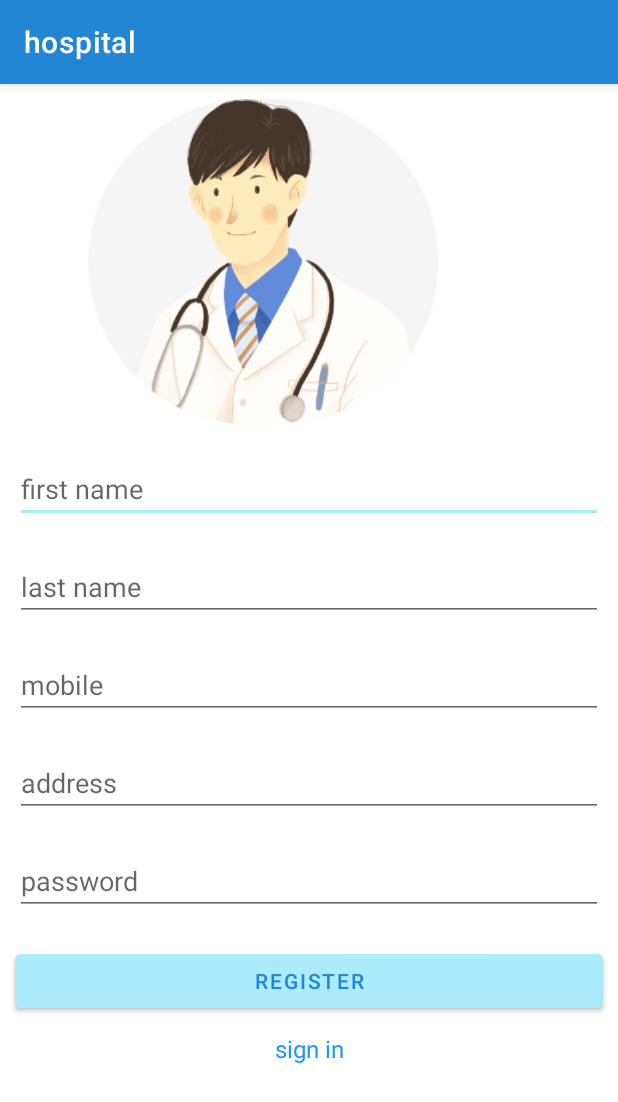
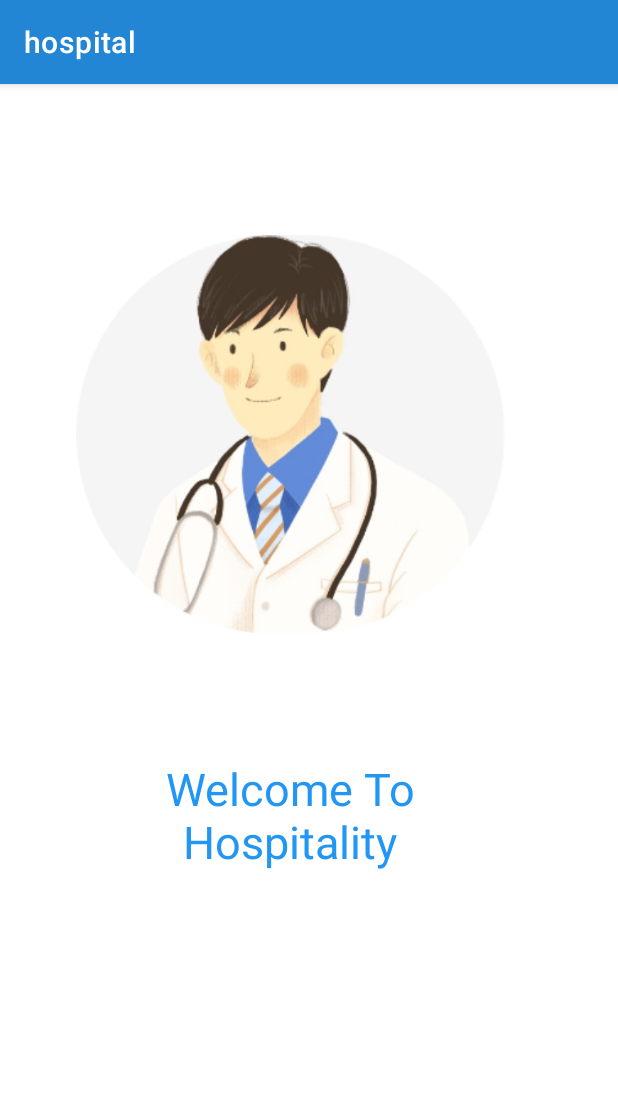
Before and after one commit to sa2961999/hospitality, an Android app: the first screen one second after launch (register before the commit, splash after it), on a phone screen of 412 x 824 dp. Shown: the top 1102 px of the screen. Run offline under Robolectric (Android 15) with nearby library versions, the phone set to English and light mode, and no system bars.

Commit message:
HOMEand splash

```diff
--- a/app/src/main/java/com/example/hospital/register.java
+++ b/app/src/main/java/com/example/hospital/register.java
@@ -87,5 +87,6 @@ private FirebaseAuth Auth;
             }
         });
     } private void showMainActivity() {
+
     }
 }
--- /dev/null
+++ b/app/src/main/java/com/example/hospital/splash.java
@@ -0,0 +1,27 @@
+package com.example.hospital;
+
+import androidx.appcompat.app.AppCompatActivity;
+
+import android.content.Intent;
+import android.os.Bundle;
+import android.os.Handler;
+
+public class splash extends AppCompatActivity {
+
+    @Override
+    protected void onCreate(Bundle savedInstanceState) {
+        super.onCreate(savedInstanceState);
+        setContentView(R.layout.activity_splash);
+        Handler h=new Handler();
+        // نفذ كود معين بعد مدة معينة فبستخدم post delayed
+        h.postDelayed(new Runnable() {
+            @Override
+            public void run() {
+                Intent intent=new Intent(splash.this,login.class);
+                startActivity(intent);
+            }
+        },2000);
+
+
+    }
+}
--- a/app/src/main/res/layout/activity_login.xml
+++ b/app/src/main/res/layout/activity_login.xml
@@ -26,7 +26,7 @@
         android:layout_margin="10dp"/>
 
     <Button
-        android:id="@+id/bregister"
+        android:id="@+id/btn_login"
         android:layout_width="match_parent"
         android:layout_height="wrap_content"
         android:layout_margin="10dp"
--- /dev/null
+++ b/app/src/main/res/layout/activity_splash.xml
@@ -0,0 +1,42 @@
+<?xml version="1.0" encoding="utf-8"?>
+<androidx.constraintlayout.widget.ConstraintLayout xmlns:android="http://schemas.android.com/apk/res/android"
+    xmlns:app="http://schemas.android.com/apk/res-auto"
+    xmlns:tools="http://schemas.android.com/tools"
+    android:layout_width="match_parent"
+    android:layout_height="match_parent"
+    android:background="#FFFFFF"
+    tools:context=".splash">
+
+    <ImageView
+        android:id="@+id/splash_screen"
+        android:layout_width="307dp"
+        android:layout_height="266dp"
+        android:layout_marginLeft="28dp"
+        android:background="#FFFFFF"
+        android:src="@drawable/doctor"
+        app:layout_constraintBottom_toBottomOf="parent"
+        app:layout_constraintEnd_toEndOf="parent"
+        app:layout_constraintHorizontal_bias="0.153"
+        app:layout_constraintStart_toStartOf="parent"
+        app:layout_constraintTop_toTopOf="parent"
+        app:layout_constraintVertical_bias="0.2"
+        tools:ignore="MissingConstraints" />
+
+    <TextView
+        android:layout_width="294dp"
+        android:layout_height="121dp"
+        android:layout_marginTop="60dp"
+        android:gravity="center"
+        android:text="Welcome To Hospitality"
+        android:textAlignment="center"
+        android:textColor="#2196F3"
+        android:textColorLink="#336893"
+        android:textSize="30sp"
+        app:layout_constraintBottom_toBottomOf="parent"
+        app:layout_constraintEnd_toEndOf="@+id/splash_screen"
+        app:layout_constraintStart_toStartOf="@+id/splash_screen"
+        app:layout_constraintTop_toBottomOf="@+id/splash_screen"
+        app:layout_constraintVertical_bias="0.0"
+        tools:ignore="MissingConstraints" />
+
+</androidx.constraintlayout.widget.ConstraintLayout>
```
Also changed, not shown: app/src/main/AndroidManifest.xml (+5 -2 lines), app/src/main/java/com/example/hospital/Home.java (added, +47 -0 lines), app/src/main/java/com/example/hospital/login.java (+12 -1 lines), app/src/main/res/layout/activity_home.xml (added, +43 -0 lines), app/src/main/res/drawable-v24/doctori.webp (added), app/src/main/res/drawable-v24/doctors.jpg (added), app/src/main/res/drawable-v24/xray.jpg (added), app/src/main/res/drawable/aboutus.jpeg (added), app/src/main/res/drawable/ambulance.jpeg (added), app/src/main/res/drawable/intensive.jpeg (added), app/src/main/res/drawable/welcome.jpeg (added).
